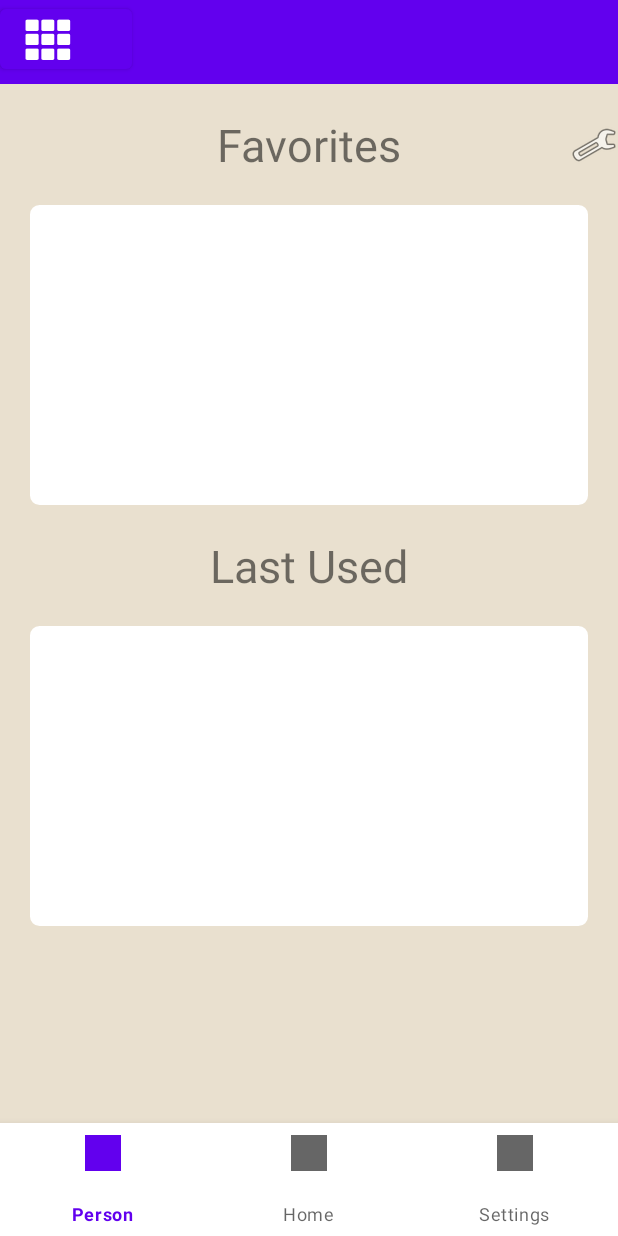
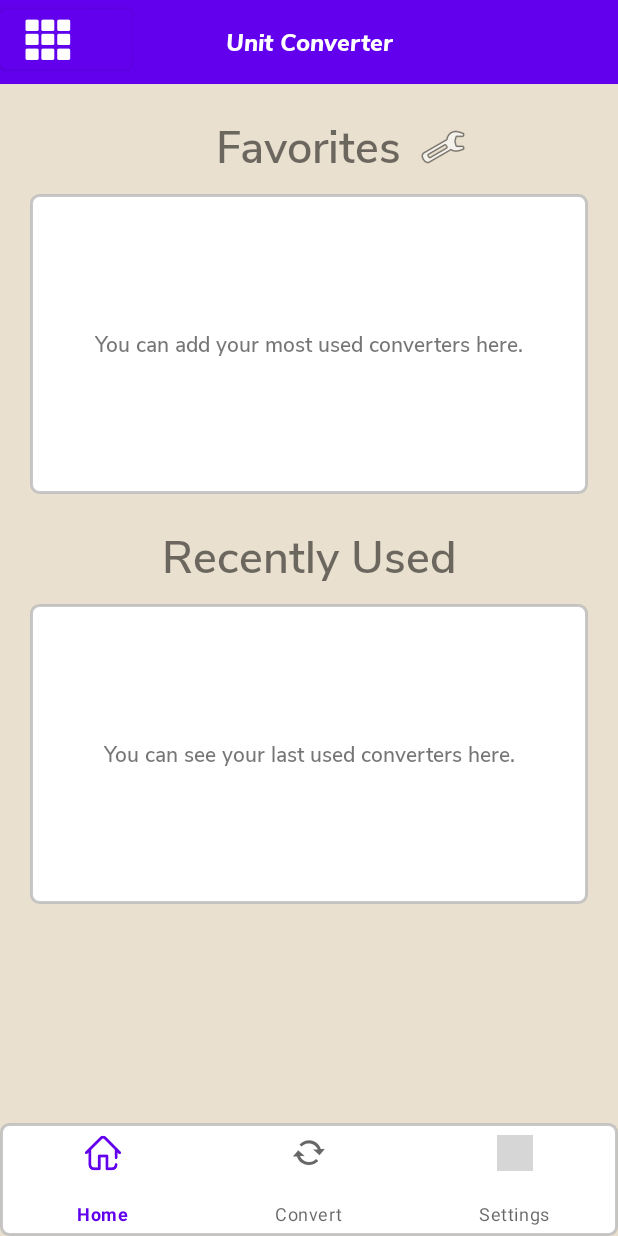
Before and after one commit to kaan955/UnitConverter, an Android app: the screen it shows after launch (MainActivity), on a phone screen of 412 x 824 dp. Run offline under Robolectric (Android 15) with nearby library versions, the phone set to English and light mode, and no system bars; grey boxes are pictures that could not be loaded.

Commit message:
Added main icons and some fonts.

```diff
--- a/app/build.gradle
+++ b/app/build.gradle
@@ -8,7 +8,7 @@ android {
     buildToolsVersion "30.0.3"
 
     defaultConfig {
-        applicationId "com.kaanb.birimevirici"
+        applicationId "com.kaanb.birimcevirici"
         minSdkVersion 21
         targetSdkVersion 30
         versionCode 1
--- a/app/src/main/AndroidManifest.xml
+++ b/app/src/main/AndroidManifest.xml
@@ -1,6 +1,6 @@
 <?xml version="1.0" encoding="utf-8"?>
 <manifest xmlns:android="http://schemas.android.com/apk/res/android"
-    package="com.kaanb.birimevirici">
+    package="com.kaanb.birimcevirici">
 
     <application
         android:allowBackup="true"
@@ -9,7 +9,7 @@
         android:roundIcon="@mipmap/ic_launcher_round"
         android:supportsRtl="true"
         android:theme="@style/Theme.BirimÇevirici">
-        <activity android:name=".ui.MainActivity">
+        <activity android:name="com.kaanb.birimcevirici.ui.MainActivity">
             <intent-filter>
                 <action android:name="android.intent.action.MAIN" />
 
--- a/app/src/main/java/com/kaanb/birimevirici/ui/MainActivity.kt
+++ b/app/src/main/java/com/kaanb/birimcevirici/ui/MainActivity.kt
@@ -1,9 +1,8 @@
-package com.kaanb.birimevirici.ui
+package com.kaanb.birimcevirici.ui
 
 import androidx.appcompat.app.AppCompatActivity
 import android.os.Bundle
-import android.view.View
-import com.kaanb.birimevirici.R
+import com.kaanb.birimcevirici.R
 
 class MainActivity : AppCompatActivity() {
     override fun onCreate(savedInstanceState: Bundle?) {
--- a/app/src/main/java/com/kaanb/birimevirici/ui/base/BaseViewModel.kt
+++ b/app/src/main/java/com/kaanb/birimcevirici/ui/base/BaseViewModel.kt
@@ -1,4 +1,4 @@
-package com.kaanb.birimevirici.ui.base
+package com.kaanb.birimcevirici.ui.base
 
 import androidx.lifecycle.ViewModel
 
--- a/app/src/main/res/drawable/border.xml
+++ b/app/src/main/res/drawable/border.xml
@@ -8,8 +8,9 @@
     <solid android:color="@android:color/white" />
     <stroke
         android:width="2dp"
-        android:color="#FFFFFF"
+        android:color="#CABBBBBB"
 
-        app:cardCornerRadius="10dp"/>
+
+        app:cardCornerRadius="5dp"/>
 
 </shape>
--- a/app/src/main/res/layout/activity_main.xml
+++ b/app/src/main/res/layout/activity_main.xml
@@ -6,16 +6,6 @@
     android:layout_height="match_parent"
     android:background="@color/grey_1"
     tools:context=".ui.MainActivity">
-
-    <ScrollView
-        android:layout_width="match_parent"
-        android:layout_height="match_parent">
-
-        <LinearLayout
-            android:layout_width="match_parent"
-            android:layout_height="wrap_content"
-            android:orientation="vertical" />
-    </ScrollView>
 
     <include
         android:id="@+id/toolbar"
@@ -30,6 +20,7 @@
         android:layout_width="wrap_content"
         android:layout_height="wrap_content"
         android:layout_marginTop="20dp"
+        android:fontFamily="@font/nunito_sans_semibold"
         android:text="@string/frequently_used"
         android:textSize="30sp"
         app:layout_constraintLeft_toLeftOf="parent"
@@ -41,13 +32,13 @@
         android:id="@+id/imageView2"
         android:layout_width="wrap_content"
         android:layout_height="wrap_content"
+        android:contentDescription="TODO"
         app:layout_constraintBottom_toBottomOf="@+id/frequently_used"
         app:layout_constraintEnd_toEndOf="parent"
-        app:layout_constraintHorizontal_bias="1.0"
+        app:layout_constraintHorizontal_bias="0.1"
         app:layout_constraintStart_toEndOf="@+id/frequently_used"
         app:layout_constraintTop_toTopOf="@+id/frequently_used"
-        app:srcCompat="@android:drawable/ic_menu_preferences"
-        android:contentDescription="TODO" />
+        app:srcCompat="@android:drawable/ic_menu_preferences" />
 
     <androidx.constraintlayout.widget.ConstraintLayout
         android:id="@+id/favContraintLayout"
@@ -55,13 +46,23 @@
         android:layout_height="200dp"
 
         android:layout_marginStart="20dp"
-        android:layout_marginTop="20dp"
+        android:layout_marginTop="10dp"
         android:layout_marginEnd="20dp"
         android:background="@drawable/border"
         app:layout_constraintEnd_toEndOf="parent"
         app:layout_constraintStart_toStartOf="parent"
         app:layout_constraintTop_toBottomOf="@id/frequently_used">
 
+        <TextView
+            android:id="@+id/favori_info"
+            android:layout_width="wrap_content"
+            android:layout_height="wrap_content"
+            android:text="@string/frequently_used_empty"
+            android:fontFamily="@font/nunito_sans_semibold"
+            app:layout_constraintBottom_toBottomOf="parent"
+            app:layout_constraintEnd_toEndOf="parent"
+            app:layout_constraintStart_toStartOf="parent"
+            app:layout_constraintTop_toTopOf="parent" />
     </androidx.constraintlayout.widget.ConstraintLayout>
 
     <TextView
@@ -70,6 +71,7 @@
         android:layout_height="wrap_content"
         android:layout_marginTop="20dp"
         android:text="@string/last_used"
+        android:fontFamily="@font/nunito_sans_semibold"
         android:textSize="30sp"
         app:layout_constraintEnd_toEndOf="parent"
         app:layout_constraintStart_toStartOf="parent"
@@ -81,7 +83,7 @@
         android:layout_height="200dp"
 
         android:layout_marginStart="20dp"
-        android:layout_marginTop="20dp"
+        android:layout_marginTop="10dp"
         android:layout_marginEnd="20dp"
         android:background="@drawable/border"
         app:layout_constraintBottom_toBottomOf="parent"
@@ -90,12 +92,23 @@
         app:layout_constraintTop_toBottomOf="@id/last_used"
         app:layout_constraintVertical_bias="0.0">
 
+        <TextView
+            android:id="@+id/lastusage_info"
+            android:layout_width="wrap_content"
+            android:layout_height="wrap_content"
+            android:text="@string/last_used_empty"
+            app:layout_constraintBottom_toBottomOf="parent"
+            app:layout_constraintEnd_toEndOf="parent"
+            android:fontFamily="@font/nunito_sans_semibold"
+            app:layout_constraintStart_toStartOf="parent"
+            app:layout_constraintTop_toTopOf="parent" />
     </androidx.constraintlayout.widget.ConstraintLayout>
 
     <com.google.android.material.bottomnavigation.BottomNavigationView
         android:id="@+id/bottomNavigationView"
         android:layout_width="match_parent"
         android:layout_height="75dp"
+        android:background="@drawable/border"
         app:layout_constraintBottom_toBottomOf="parent"
         app:layout_constraintEnd_toEndOf="parent"
         app:layout_constraintHorizontal_bias="0.5"
--- a/app/src/main/res/layout/toolbar.xml
+++ b/app/src/main/res/layout/toolbar.xml
@@ -18,9 +18,22 @@
         app:layout_constraintStart_toStartOf="parent"
         app:layout_constraintTop_toTopOf="parent" />
 
+    <TextView
+        android:id="@+id/appTitle"
+        android:layout_width="wrap_content"
+        android:layout_height="wrap_content"
+        android:fontFamily="@font/nunito_sans_extrabolditalic"
+        android:text="@string/app_name"
+        android:textColor="#FFFFFF"
+        android:textSize="16sp"
+        app:layout_constraintBottom_toBottomOf="@+id/toolbar"
+        app:layout_constraintEnd_toEndOf="@+id/toolbar"
+        app:layout_constraintStart_toStartOf="parent"
+        app:layout_constraintTop_toTopOf="parent" />
+
     <Button
         android:id="@+id/button2"
-        android:layout_width="wrap_content"
+        android:layout_width="0dp"
         android:layout_height="wrap_content"
         app:icon="@android:drawable/ic_dialog_dialer"
         app:layout_constraintStart_toStartOf="parent"
--- a/app/src/main/res/menu/menu.xml
+++ b/app/src/main/res/menu/menu.xml
@@ -2,14 +2,14 @@
 <menu xmlns:android="http://schemas.android.com/apk/res/android">
     <item
         android:id="@+id/person"
-        android:title="Person"
-        android:icon="@drawable/ic_launcher_background"/>
+        android:title="@string/sub_home"
+        android:icon="@drawable/home"/>
     <item
         android:id="@+id/home"
-        android:title="Home"
-        android:icon="@drawable/ic_launcher_background"/>
+        android:title="@string/sub_converter"
+        android:icon="@android:drawable/stat_notify_sync"/>
     <item
         android:id="@+id/settings"
-        android:title="Settings"
-        android:icon="@drawable/ic_launcher_background"/>
+        android:title="@string/sub_settings"
+        android:icon="@drawable/settings"/>
 </menu>
--- a/app/src/main/res/values/strings.xml
+++ b/app/src/main/res/values/strings.xml
@@ -1,7 +1,12 @@
 <resources>
     <string name="app_name">Unit Converter</string>
     <string name="frequently_used">Favorites</string>
-    <string name="last_used">Last Used</string>
+    <string name="last_used">Recently Used</string>
+    <string name="last_used_empty">You can see your last used converters here.</string>
+    <string name="frequently_used_empty">You can add your most used converters here.</string>
+    <string name="sub_home">Home</string>
+    <string name="sub_converter">Convert</string>
+    <string name="sub_settings">Settings</string>
 
 
 
```
Also changed, not shown: app/src/main/res/font-v26/fonts.xml (added, +13 -0 lines), app/src/main/res/font/fonts.xml (added, +13 -0 lines), app/src/main/res/drawable-v24/home.png (added), app/src/main/res/font/nunito_sans_extrabolditalic.ttf (added), app/src/main/res/font/nunito_sans_semibold.ttf (added), 5 other files.
